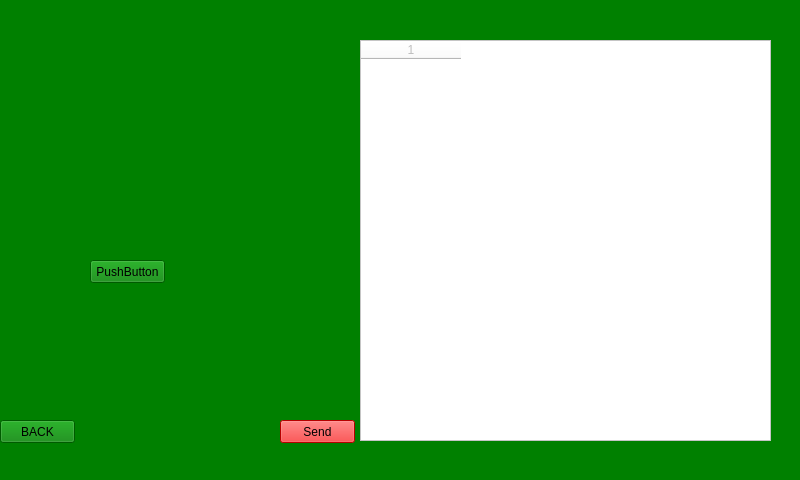
guuse/fridget-python, file resources/ui/stackedTest.ui: the form before one commit.
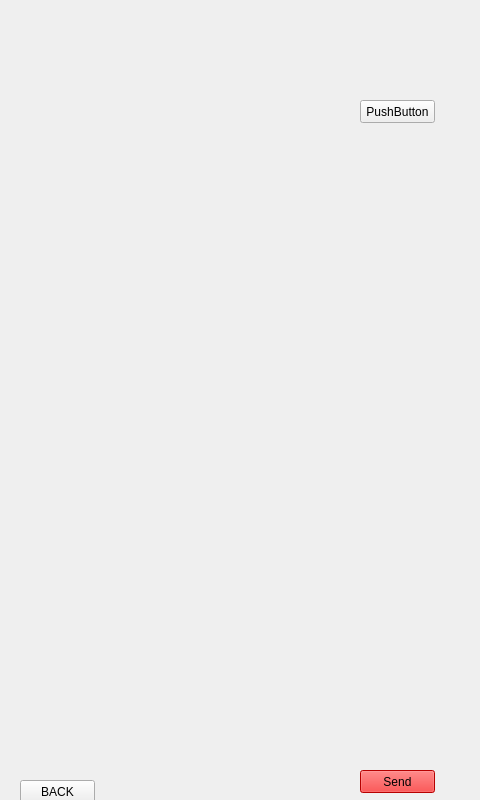
The form after the commit. Icons and pictures are not drawn.

The edit to the form file:
```diff
--- a/resources/ui/stackedTest.ui
+++ b/resources/ui/stackedTest.ui
@@ -6,20 +6,20 @@
    <rect>
     <x>0</x>
     <y>0</y>
-    <width>800</width>
-    <height>480</height>
+    <width>480</width>
+    <height>800</height>
    </rect>
   </property>
   <property name="minimumSize">
    <size>
-    <width>800</width>
-    <height>480</height>
+    <width>480</width>
+    <height>800</height>
    </size>
   </property>
   <property name="maximumSize">
    <size>
-    <width>800</width>
-    <height>480</height>
+    <width>480</width>
+    <height>800</height>
    </size>
   </property>
   <property name="tabletTracking">
@@ -34,28 +34,89 @@
      <rect>
       <x>0</x>
       <y>0</y>
-      <width>800</width>
-      <height>480</height>
+      <width>480</width>
+      <height>800</height>
      </rect>
     </property>
     <property name="minimumSize">
      <size>
-      <width>800</width>
-      <height>480</height>
+      <width>480</width>
+      <height>800</height>
      </size>
     </property>
     <property name="maximumSize">
      <size>
-      <width>800</width>
-      <height>480</height>
+      <width>480</width>
+      <height>800</height>
      </size>
     </property>
     <property name="styleSheet">
-     <string notr="true">background-color: blue;</string>
+     <string notr="true"/>
     </property>
     <property name="currentIndex">
-     <number>1</number>
+     <number>3</number>
     </property>
+    <widget class="QWidget" name="unlockPage">
+     <property name="styleSheet">
+      <string notr="true">border-image:url(:/images/Background_1unlock.png);
+</string>
+     </property>
+     <widget class="QPushButton" name="unlockScreenButton">
+      <property name="geometry">
+       <rect>
+        <x>0</x>
+        <y>0</y>
+        <width>480</width>
+        <height>800</height>
+       </rect>
+      </property>
+      <property name="minimumSize">
+       <size>
+        <width>480</width>
+        <height>800</height>
+       </size>
+      </property>
+      <property name="maximumSize">
+       <size>
+        <width>480</width>
+        <height>800</height>
+       </size>
+      </property>
+      <property name="styleSheet">
+       <string notr="true">color: rgba(0,0,0,0);
+border-image: rgba(0,0,0,0);
+background: rgba(0,0,0,0);
+</string>
+      </property>
+      <property name="text">
+       <string>PushButton</string>
+      </property>
+     </widget>
+    </widget>
+    <widget class="QWidget" name="mainMenuPage">
+     <property name="styleSheet">
+      <string notr="true">border-image: url(:/images/screen3_main menu_colour.png);</string>
+     </property>
+     <widget class="QPushButton" name="scanProductsButton">
+      <property name="geometry">
+       <rect>
+        <x>134</x>
+        <y>392</y>
+        <width>211</width>
+        <height>231</height>
+       </rect>
+      </property>
+      <property name="styleSheet">
+       <string notr="true">color: rgba(0,0,0,0);
+border-image: rgba(0,0,0,0);
+background: rgba(0,0,0,0);
+</string>
+      </property>
+      <property name="text">
+       <string>PushButton</string>
+      </property>
+     </widget>
+    </widget>
     <widget class="QWidget" name="p1">
      <property name="styleSheet">
       <string notr="true">background-color: red;</string>
@@ -76,8 +137,8 @@
      <widget class="QPushButton" name="p1ChangePage2Button">
       <property name="geometry">
        <rect>
-        <x>410</x>
-        <y>310</y>
+        <x>190</x>
+        <y>300</y>
         <width>75</width>
         <height>23</height>
        </rect>
@@ -134,47 +195,18 @@
      <zorder>changeImgButton</zorder>
      <zorder>randomTestButton</zorder>
     </widget>
-    <widget class="QWidget" name="p2">
+    <widget class="QWidget" name="scanPage">
      <property name="styleSheet">
-      <string notr="true">background-color: green;</string>
+      <string notr="true">QWidget#scanPage {
+	
+	border-image: url(:/images/screen7_scanproducts_Tekengebied 1.png);
+}</string>
      </property>
-     <widget class="QTableWidget" name="tableWidget">
-      <property name="enabled">
-       <bool>false</bool>
-      </property>
-      <property name="geometry">
-       <rect>
-        <x>360</x>
-        <y>40</y>
-        <width>411</width>
-        <height>401</height>
-       </rect>
-      </property>
-      <property name="font">
-       <font>
-        <family>Juice ITC</family>
-        <pointsize>48</pointsize>
-       </font>
-      </property>
-      <property name="styleSheet">
-       <string notr="true">background-color: white;</string>
-      </property>
-      <property name="lineWidth">
-       <number>1</number>
-      </property>
-      <property name="alternatingRowColors">
-       <bool>false</bool>
-      </property>
-      <property name="columnCount">
-       <number>1</number>
-      </property>
-      <column/>
-     </widget>
      <widget class="QPushButton" name="pushButton39">
       <property name="geometry">
        <rect>
-        <x>90</x>
-        <y>260</y>
+        <x>360</x>
+        <y>100</y>
         <width>75</width>
         <height>23</height>
        </rect>
@@ -186,8 +218,8 @@
      <widget class="QPushButton" name="sendProductsButton">
       <property name="geometry">
        <rect>
-        <x>280</x>
-        <y>420</y>
+        <x>360</x>
+        <y>770</y>
         <width>75</width>
         <height>23</height>
        </rect>
@@ -202,8 +234,8 @@
      <widget class="QPushButton" name="backButton">
       <property name="geometry">
        <rect>
-        <x>0</x>
-        <y>420</y>
+        <x>20</x>
+        <y>780</y>
         <width>75</width>
         <height>23</height>
        </rect>
@@ -215,10 +247,10 @@
      <widget class="QLineEdit" name="hiddenLineEdit">
       <property name="geometry">
        <rect>
-        <x>440</x>
-        <y>150</y>
-        <width>113</width>
-        <height>20</height>
+        <x>360</x>
+        <y>100</y>
+        <width>71</width>
+        <height>21</height>
        </rect>
       </property>
       <property name="cursor">
@@ -233,11 +265,24 @@
        <number>0</number>
       </property>
      </widget>
+     <widget class="QListWidget" name="productListWidget">
+      <property name="geometry">
+       <rect>
+        <x>10</x>
+        <y>290</y>
+        <width>461</width>
+        <height>191</height>
+       </rect>
+      </property>
+      <property name="styleSheet">
+       <string notr="true">background-color: rgba(0,0,0,0);</string>
+      </property>
+     </widget>
      <zorder>hiddenLineEdit</zorder>
-     <zorder>tableWidget</zorder>
      <zorder>pushButton39</zorder>
      <zorder>sendProductsButton</zorder>
      <zorder>backButton</zorder>
+     <zorder>productListWidget</zorder>
     </widget>
    </widget>
   </widget>
```
Left out of the diff: 4 changed lines with no effect on the pictures.
